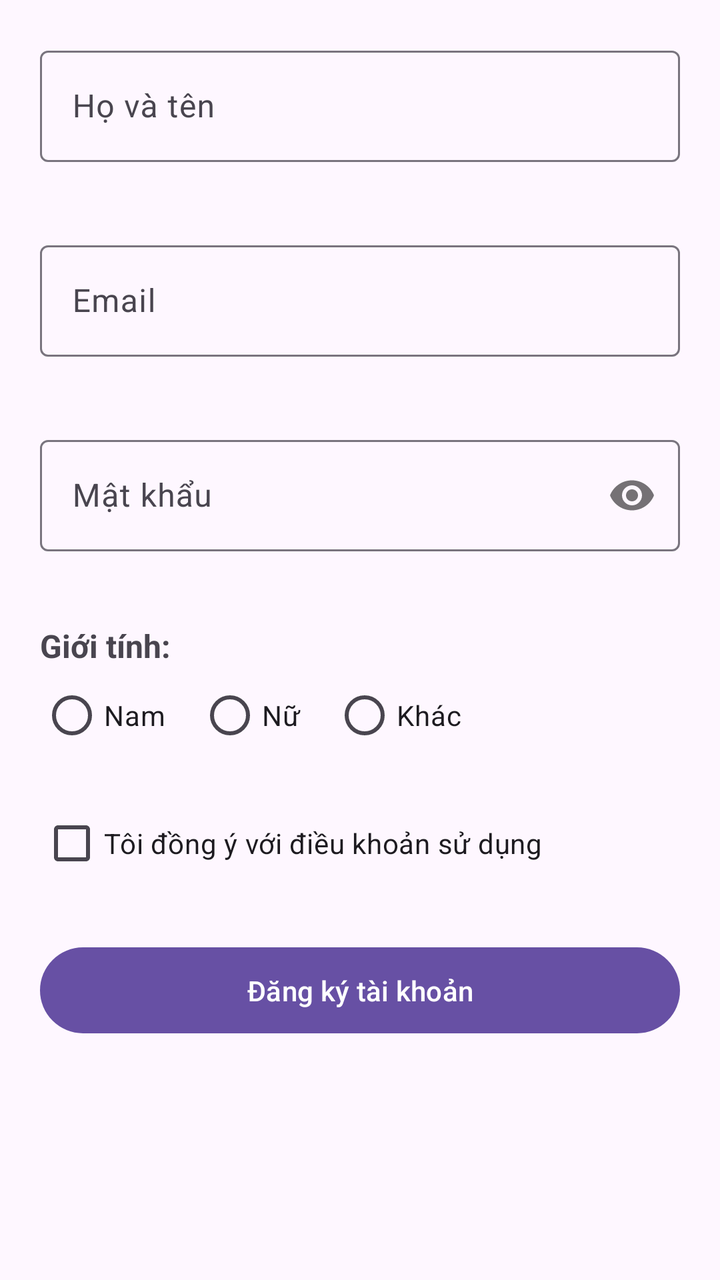
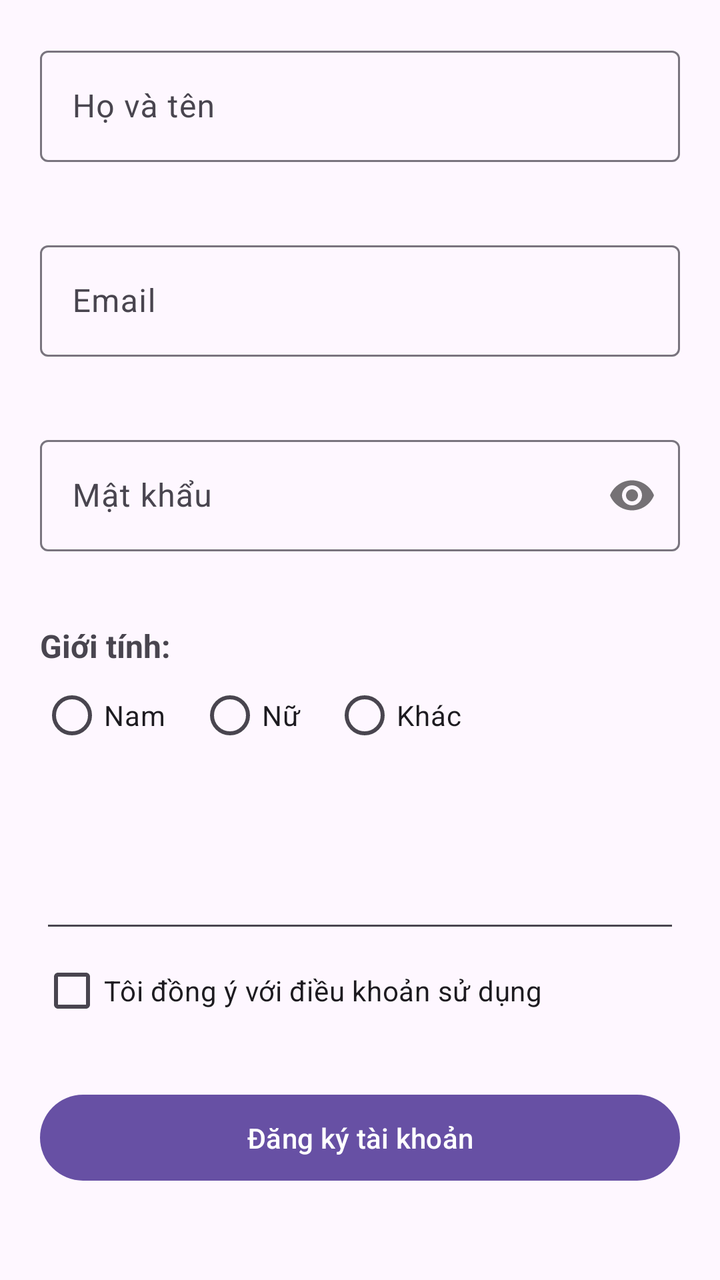

An Android layout rendered at two revisions. The XML below is the earlier revision; the diff shows what the commit changed to produce the second picture.
<!-- AndroidManifest.xml: application theme Theme.BaiTapLab5 -->
<!-- res/layout/activity_main.xml -->
<?xml version="1.0" encoding="utf-8"?>
<androidx.constraintlayout.widget.ConstraintLayout xmlns:android="http://schemas.android.com/apk/res/android"
    xmlns:app="http://schemas.android.com/apk/res-auto"
    xmlns:tools="http://schemas.android.com/tools"
    android:id="@+id/main"
    android:layout_width="match_parent"
    android:layout_height="match_parent"
    tools:context=".ui.MainActivity">

    <ScrollView
        android:layout_width="0dp"
        android:layout_height="0dp"
        android:fillViewport="true"
        app:layout_constraintBottom_toBottomOf="parent"
        app:layout_constraintEnd_toEndOf="parent"
        app:layout_constraintStart_toStartOf="parent"
        app:layout_constraintTop_toTopOf="parent">

        <LinearLayout
            android:layout_width="match_parent"
            android:layout_height="wrap_content"
            android:orientation="vertical"
            android:padding="20dp">

            <com.google.android.material.textfield.TextInputLayout
                android:id="@+id/tilFullName"
                android:layout_width="match_parent"
                android:layout_height="wrap_content"
                android:layout_marginBottom="16dp"
                android:hint="Họ và tên"
                app:errorEnabled="true">

                <com.google.android.material.textfield.TextInputEditText
                    android:id="@+id/etFullName"
                    android:layout_width="match_parent"
                    android:layout_height="wrap_content"
                    android:inputType="textPersonName" />
            </com.google.android.material.textfield.TextInputLayout>

            <com.google.android.material.textfield.TextInputLayout
                android:id="@+id/tilEmail"
                android:layout_width="match_parent"
                android:layout_height="wrap_content"
                android:layout_marginBottom="16dp"
                android:hint="Email"
                app:errorEnabled="true">

                <com.google.android.material.textfield.TextInputEditText
                    android:id="@+id/etEmail"
                    android:layout_width="match_parent"
                    android:layout_height="wrap_content"
                    android:inputType="textEmailAddress" />
            </com.google.android.material.textfield.TextInputLayout>

            <com.google.android.material.textfield.TextInputLayout
                android:id="@+id/tilPassword"
                android:layout_width="match_parent"
                android:layout_height="wrap_content"
                android:layout_marginBottom="16dp"
                android:hint="Mật khẩu"
                app:errorEnabled="true"
                app:passwordToggleEnabled="true">

                <com.google.android.material.textfield.TextInputEditText
                    android:id="@+id/etPassword"
                    android:layout_width="match_parent"
                    android:layout_height="wrap_content"
                    android:inputType="textPassword" />
            </com.google.android.material.textfield.TextInputLayout>

            <TextView
                android:layout_width="wrap_content"
                android:layout_height="wrap_content"
                android:text="Giới tính:"
                android:textSize="16sp"
                android:textStyle="bold" />

            <RadioGroup
                android:id="@+id/rgGender"
                android:layout_width="match_parent"
                android:layout_height="wrap_content"
                android:layout_marginBottom="16dp"
                android:orientation="horizontal">

                <RadioButton
                    android:id="@+id/rbMale"
                    android:layout_width="wrap_content"
                    android:layout_height="wrap_content"
                    android:text="Nam" />

                <RadioButton
                    android:id="@+id/rbFemale"
                    android:layout_width="wrap_content"
                    android:layout_height="wrap_content"
                    android:layout_marginStart="16dp"
                    android:text="Nữ" />

                <RadioButton
                    android:id="@+id/rbOther"
                    android:layout_width="wrap_content"
                    android:layout_height="wrap_content"
                    android:layout_marginStart="16dp"
                    android:text="Khác" />
            </RadioGroup>

            <CheckBox
                android:id="@+id/cbTerms"
                android:layout_width="wrap_content"
                android:layout_height="wrap_content"
                android:layout_marginBottom="24dp"
                android:text="Tôi đồng ý với điều khoản sử dụng" />

            <com.google.android.material.button.MaterialButton
                android:id="@+id/btnSubmit"
                android:layout_width="match_parent"
                android:layout_height="wrap_content"
                android:padding="12dp"
                android:text="Đăng ký tài khoản" />

        </LinearLayout>
    </ScrollView>

</androidx.constraintlayout.widget.ConstraintLayout>
<!-- resources referenced by this layout -->
<resources>
  <style name="Theme.BaiTapLab5" parent="Base.Theme.BaiTapLab5" />
  <style name="Base.Theme.BaiTapLab5" parent="Theme.Material3.DayNight.NoActionBar">
          
          
      </style>
</resources>

<!-- the commit's change to res/layout/activity_main.xml (unified diff, before → after) -->
@@ -103,6 +103,19 @@
                     android:text="Khác" />
             </RadioGroup>
 
+            <com.google.android.material.textfield.TextInputLayout
+                android:id="@+id/tilPhone"
+                android:layout_width="match_parent"
+                android:layout_height="wrap_content"
+                android:layout_marginBottom="16dp"
+                android:hint="Số điện thoại"
+                app:errorEnabled="true"/>
+            <com.google.android.material.textfield.TextInputEditText
+                android:id="@+id/etPhone"
+                android:layout_width="match_parent"
+                android:layout_height="wrap_content"
+                android:inputType="phone"
+                android:maxLength="10" />
             <CheckBox
                 android:id="@+id/cbTerms"
                 android:layout_width="wrap_content"
